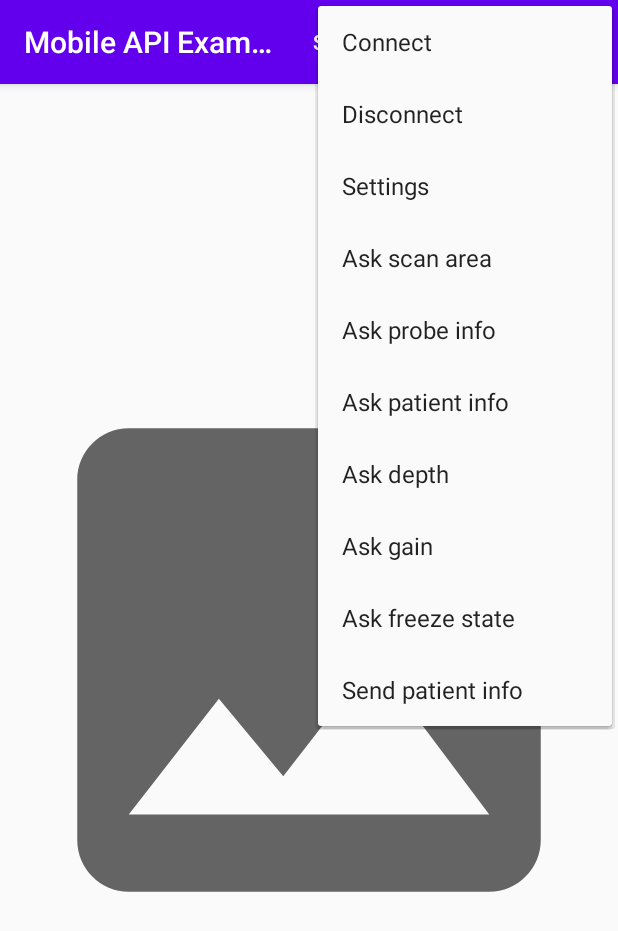
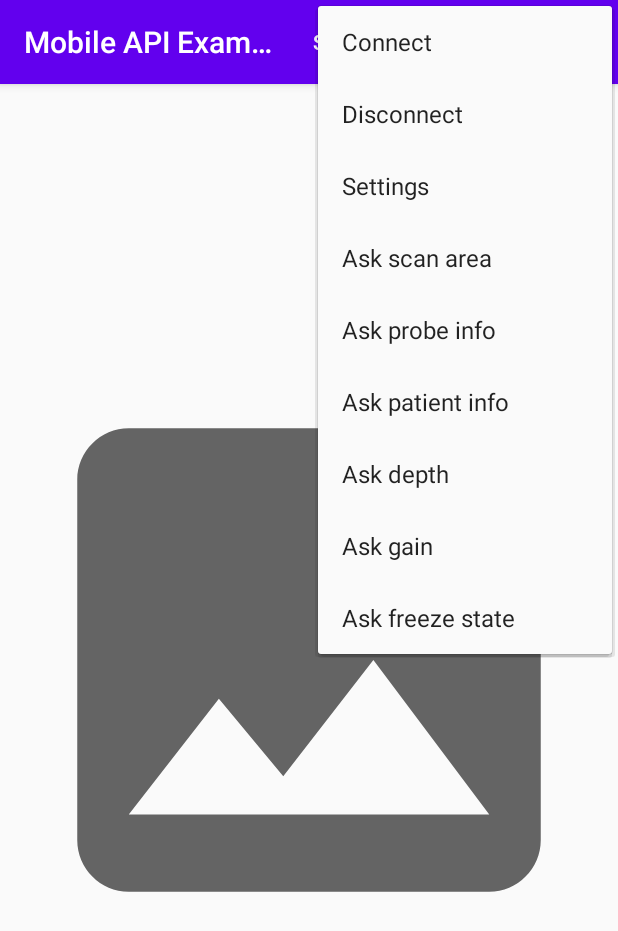
Before and after one commit to clariusdev/mobileapi, an Android app: the screen it shows after launch (MainActivity), with the options menu open, on a phone screen of 412 x 824 dp. Shown: the top 931 px of the screen. Run offline under Robolectric (Android 15) with nearby library versions, the phone set to English and light mode, and no system bars.

Commit message:
Remove "send patient info" since it was removed from the API

```diff
--- a/example/src/main/java/me/clarius/sdk/mobileapi/example/MainActivity.java
+++ b/example/src/main/java/me/clarius/sdk/mobileapi/example/MainActivity.java
@@ -102,7 +102,6 @@ public class MainActivity extends AppCompatActivity {
         ret.put(R.id.action_ask_depth, () -> api.askDepth());
         ret.put(R.id.action_ask_gain, () -> api.askGain());
         ret.put(R.id.action_ask_patient_info, () -> api.askPatientInfo());
-        ret.put(R.id.action_send_patient_info, () -> api.sendPatientInfo());
         ret.put(R.id.action_settings, this::showSettings);
         ret.put(R.id.action_start_clarius_app, () -> Utils.startClariusApp(this));
         return ret;
--- a/example/src/main/res/menu/main_menu.xml
+++ b/example/src/main/res/menu/main_menu.xml
@@ -48,11 +48,6 @@
         android:title="@string/menu_action_ask_freeze"
         app:showAsAction="never" />
     <item
-        android:id="@+id/action_send_patient_info"
-        android:orderInCategory="100"
-        android:title="@string/menu_action_send_patient_info"
-        app:showAsAction="never" />
-    <item
         android:id="@+id/action_start_clarius_app"
         android:title="@string/menu_action_start_clarius_app"
         app:showAsAction="ifRoom" />
--- a/example/src/main/res/values/menu.xml
+++ b/example/src/main/res/values/menu.xml
@@ -10,5 +10,4 @@
     <string name="menu_action_ask_gain">Ask gain</string>
     <string name="menu_action_ask_freeze">Ask freeze state</string>
     <string name="menu_action_start_clarius_app">Start Clarius</string>
-    <string name="menu_action_send_patient_info">Send patient info</string>
 </resources>
```
Also changed, not shown: helper/src/main/java/me/clarius/sdk/mobileapi/helper/ApiHelper.java (+0 -16 lines), 1 other file.
